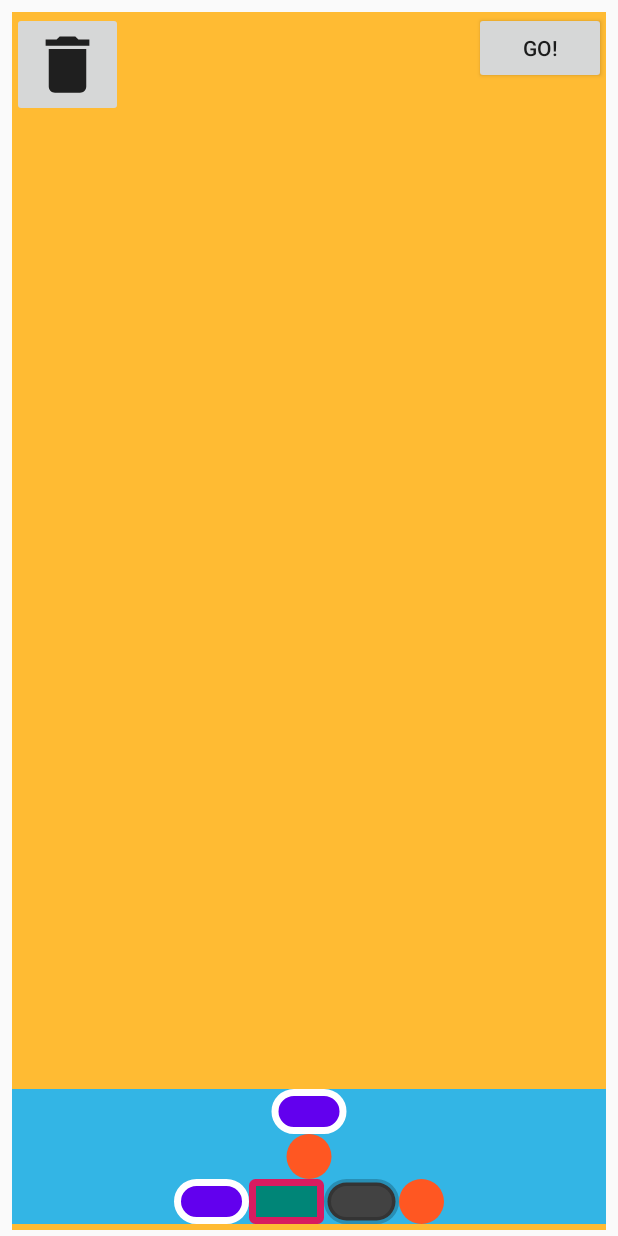
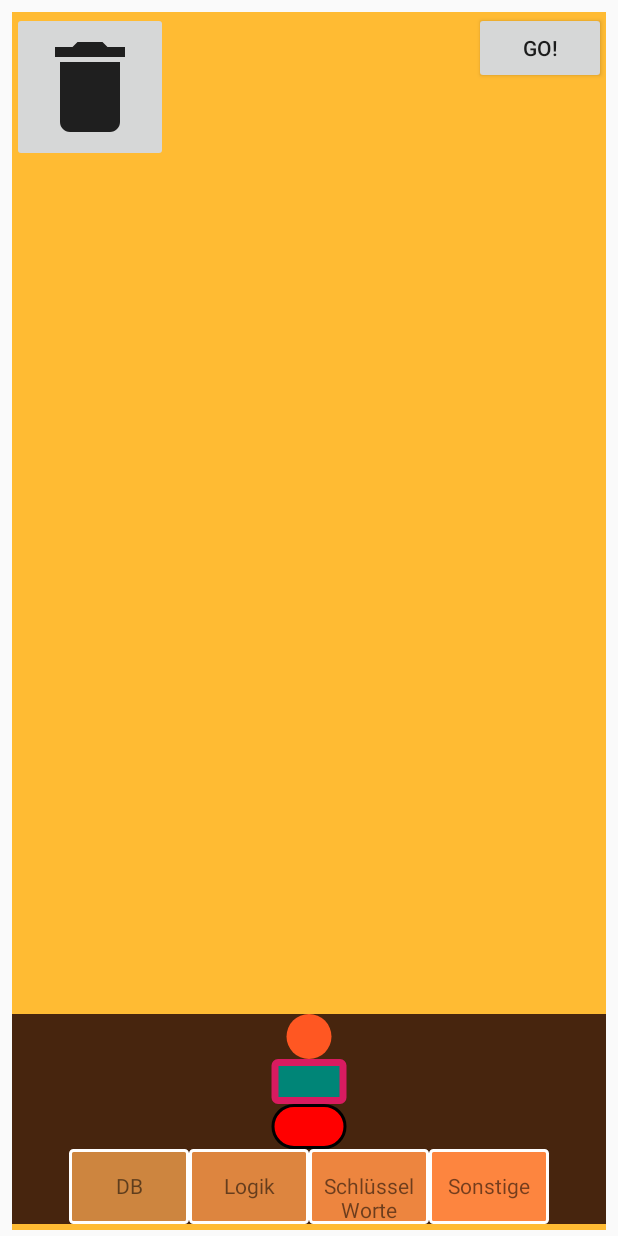
Before and after one commit to PatrickAbels8/DragAndQuery, an Android app: the Fragment_Query screen opened directly, with no data from a screen before it, after a tap on an icon or button, on a phone screen of 412 x 824 dp. Run offline under Robolectric (Android 15) with nearby library versions, the phone set to English and light mode, and no system bars.

Commit message:
try to fitright fitleft

```diff
--- a/app/src/main/java/com/example/dragandquery/Fragment_Blocks.java
+++ b/app/src/main/java/com/example/dragandquery/Fragment_Blocks.java
@@ -30,7 +30,10 @@ public class Fragment_Blocks extends Fragment {
     //coms
     LinearLayout ll_blocks;
     LinearLayout ll_categories;
-    ImageView [] categories;
+    ImageView [] categories; //0: DB
+                             //1: Logic
+                             //2: KeyWords
+                             //3: Others
     List<ImageView> [] blocks_of_categories;
 
     //vars
@@ -66,7 +69,7 @@ public class Fragment_Blocks extends Fragment {
          */
         Block b_select = BlockFactory.getInstance().SELECT;
         ImageView iv_select = b_select.createView(context);
-        blocks_of_categories[0].add(iv_select);
+        blocks_of_categories[2].add(iv_select);
 
         Block b_star = BlockFactory.getInstance().STAR;
         ImageView iv_star = b_star.createView(context);
@@ -74,7 +77,19 @@ public class Fragment_Blocks extends Fragment {
 
         Block b_where = BlockFactory.getInstance().WHERE;
         ImageView iv_where = b_where.createView(context);
-        blocks_of_categories[1].add(iv_where);
+        blocks_of_categories[2].add(iv_where);
+
+        Block b_attribute = BlockFactory.getInstance().ATTRIBUTE;
+        ImageView iv_attribute = b_attribute.createView(context);
+        blocks_of_categories[0].add(iv_attribute);
+
+        Block b_from = BlockFactory.getInstance().FROM;
+        ImageView iv_from = b_from.createView(context);
+        blocks_of_categories[2].add(iv_from);
+
+        Block b_table = BlockFactory.getInstance().TABLE;
+        ImageView iv_table = b_table.createView(context);
+        blocks_of_categories[0].add(iv_table);
 
 
         //drag
--- /dev/null
+++ b/app/src/main/res/drawable/cat1_block.xml
@@ -0,0 +1,8 @@
+<shape xmlns:android="http://schemas.android.com/apk/res/android"
+    android:shape="rectangle">
+   <solid android:color="#cd853f"/>
+    <stroke android:width="1pt" android:color="@color/cardview_light_background"/>
+    <corners android:radius="1pt"/>
+    <size android:width="@dimen/cat_button_width" android:height="50dp"/>
+
+</shape>
--- /dev/null
+++ b/app/src/main/res/drawable/cat2_block.xml
@@ -0,0 +1,8 @@
+<shape xmlns:android="http://schemas.android.com/apk/res/android"
+    android:shape="rectangle">
+   <solid android:color="#dd853f"/>
+    <stroke android:width="1pt" android:color="@color/cardview_light_background"/>
+    <corners android:radius="1pt"/>
+    <size android:width="@dimen/cat_button_width" android:height="50dp"/>
+
+</shape>
--- /dev/null
+++ b/app/src/main/res/drawable/cat3_block.xml
@@ -0,0 +1,8 @@
+<shape xmlns:android="http://schemas.android.com/apk/res/android"
+    android:shape="rectangle">
+   <solid android:color="#ed853f"/>
+    <stroke android:width="1pt" android:color="@color/cardview_light_background"/>
+    <corners android:radius="1pt"/>
+    <size android:width="@dimen/cat_button_width" android:height="50dp"/>
+
+</shape>
--- /dev/null
+++ b/app/src/main/res/drawable/cat4_block.xml
@@ -0,0 +1,8 @@
+<shape xmlns:android="http://schemas.android.com/apk/res/android"
+    android:shape="rectangle">
+   <solid android:color="#fd853f"/>
+    <stroke android:width="1pt" android:color="@color/cardview_light_background"/>
+    <corners android:radius="1pt"/>
+    <size android:width="@dimen/cat_button_width" android:height="50dp"/>
+
+</shape>
--- /dev/null
+++ b/app/src/main/res/drawable/from_block.xml
@@ -0,0 +1,8 @@
+<shape xmlns:android="http://schemas.android.com/apk/res/android"
+    android:shape="rectangle">
+   <solid android:color="#ffff00"/>
+    <stroke android:width="4pt" android:color="@color/cardview_light_background"/>
+    <corners android:radius="1pt"/>
+    <size android:width="50dp" android:height="30dp"/>
+
+</shape>
--- a/app/src/main/res/drawable/garbage_collector.xml
+++ b/app/src/main/res/drawable/garbage_collector.xml
@@ -1,5 +1,5 @@
-<vector android:height="50dp" android:tint="#1F1F1F"
+<vector android:height="@dimen/garbage_collector_size" android:tint="#1F1F1F"
     android:viewportHeight="24.0" android:viewportWidth="24.0"
-    android:width="50dp" xmlns:android="http://schemas.android.com/apk/res/android">
+    android:width="@dimen/garbage_collector_size" xmlns:android="http://schemas.android.com/apk/res/android">
     <path android:fillColor="#FF000000" android:pathData="M6,19c0,1.1 0.9,2 2,2h8c1.1,0 2,-0.9 2,-2V7H6v12zM19,4h-3.5l-1,-1h-5l-1,1H5v2h14V4z"/>
 </vector>
--- /dev/null
+++ b/app/src/main/res/drawable/garbage_collector_x.xml
@@ -0,0 +1,5 @@
+<vector android:height="@dimen/garbage_collector_size" android:tint="#1F1F1F"
+    android:viewportHeight="24.0" android:viewportWidth="24.0"
+    android:width="@dimen/garbage_collector_size" xmlns:android="http://schemas.android.com/apk/res/android">
+    <path android:fillColor="#FF000000" android:pathData="M6,19c0,1.1 0.9,2 2,2h8c1.1,0 2,-0.9 2,-2L18,7L6,7v12zM8.46,11.88l1.41,-1.41L12,12.59l2.12,-2.12 1.41,1.41L13.41,14l2.12,2.12 -1.41,1.41L12,15.41l-2.12,2.12 -1.41,-1.41L10.59,14l-2.13,-2.12zM15.5,4l-1,-1h-5l-1,1L5,4v2h14L19,4z"/>
+</vector>
--- /dev/null
+++ b/app/src/main/res/drawable/table_block.xml
@@ -0,0 +1,8 @@
+<shape xmlns:android="http://schemas.android.com/apk/res/android"
+    android:shape="rectangle">
+   <solid android:color="#ff0000"/>
+    <stroke android:width="1pt" android:color="#000000"/>
+    <corners android:radius="18pt"/>
+    <size android:width="50dp" android:height="30dp"/>
+
+</shape>
--- a/app/src/main/res/layout/content_tutorial.xml
+++ b/app/src/main/res/layout/content_tutorial.xml
@@ -11,8 +11,8 @@
     <LinearLayout
         android:layout_width="match_parent"
         android:layout_height="match_parent"
-        android:orientation="vertical"
-        android:layout_gravity="center_horizontal">
+        android:gravity="center_horizontal"
+        android:orientation="vertical">
 
         <ProgressBar
             android:id="@+id/pb_cat1"
--- a/app/src/main/res/layout/fragment_blocks.xml
+++ b/app/src/main/res/layout/fragment_blocks.xml
@@ -4,7 +4,7 @@
     android:orientation="horizontal"
     android:layout_width="match_parent"
     android:layout_height="wrap_content"
-    android:background="@android:color/holo_blue_light"
+    android:background="#47250E"
     android:gravity="center_horizontal"
     android:id="@+id/cl_blocks">
 
@@ -30,25 +30,57 @@
             android:id="@+id/block_category1"
             android:layout_width="wrap_content"
             android:layout_height="wrap_content"
-            android:background="@drawable/select_block" />
+            android:background="@drawable/cat1_block" />
 
         <ImageView
             android:id="@+id/block_category2"
             android:layout_width="wrap_content"
             android:layout_height="wrap_content"
-            android:background="@drawable/attribute_block" />
+            android:background="@drawable/cat2_block" />
 
         <ImageView
             android:id="@+id/block_category3"
             android:layout_width="wrap_content"
             android:layout_height="wrap_content"
-            app:srcCompat="@drawable/where_block" />
+            app:srcCompat="@drawable/cat3_block" />
 
         <ImageView
             android:id="@+id/block_category4"
             android:layout_width="wrap_content"
             android:layout_height="wrap_content"
-            app:srcCompat="@drawable/star_block"/>
+            app:srcCompat="@drawable/cat4_block"/>
+    </LinearLayout>
+
+    <LinearLayout
+        android:layout_width="match_parent"
+        android:layout_height="wrap_content"
+        android:orientation="horizontal"
+        android:gravity="center_horizontal"
+        app:layout_constraintBottom_toBottomOf="parent">
+
+        <TextView
+            android:textAlignment="center"
+            android:layout_width="@dimen/cat_button_width"
+            android:layout_height="wrap_content"
+            android:text="@string/block_cat1"/>
+
+        <TextView
+            android:textAlignment="center"
+            android:layout_width="@dimen/cat_button_width"
+            android:layout_height="wrap_content"
+            android:text="@string/block_cat2"/>
+
+        <TextView
+            android:textAlignment="center"
+            android:layout_width="@dimen/cat_button_width"
+            android:layout_height="wrap_content"
+            android:text="@string/block_cat3"/>
+
+        <TextView
+            android:textAlignment="center"
+            android:layout_width="@dimen/cat_button_width"
+            android:layout_height="wrap_content"
+            android:text="@string/block_cat4"/>
     </LinearLayout>
 
 
--- a/app/src/main/res/values/dimens.xml
+++ b/app/src/main/res/values/dimens.xml
@@ -8,4 +8,6 @@
     <dimen name="frag_query_height">300dp</dimen>
     <dimen name="app_bar_height">180dp</dimen>
     <dimen name="text_margin">16dp</dimen>
+    <dimen name="cat_button_width">80dp</dimen>
+    <dimen name="garbage_collector_size">80dp</dimen>
 </resources>
--- a/app/src/main/res/values/strings.xml
+++ b/app/src/main/res/values/strings.xml
@@ -31,6 +31,10 @@
     <string name="btn_retry">Retry!</string>
     <string name="table_msg_well_done">Gut gemacht!</string>
 
+    <string name="block_cat1">DB</string>
+    <string name="block_cat2">Logik</string>
+    <string name="block_cat3">Schlüssel Worte</string>
+    <string name="block_cat4">Sonstige</string>
     <string name="block_select">Select </string>
     <string name="block_from">From </string>
     <string name="block_where">Where </string>
```
Also changed, not shown: app/src/main/java/com/example/dragandquery/Fragment_Query.java (+18 -4 lines), app/src/main/java/com/example/dragandquery/block/Block.java (+47 -10 lines), app/src/main/java/com/example/dragandquery/block/BlockFactory.java (+14 -23 lines).
